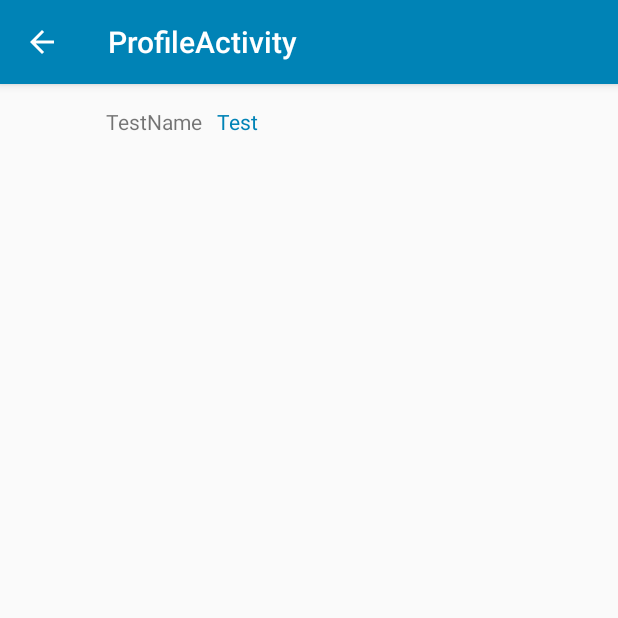
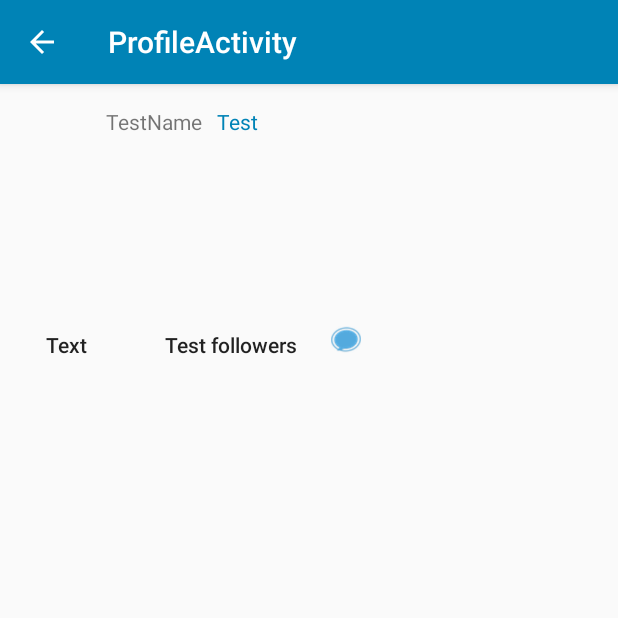
Before and after one commit to jjc3737/JCTweetOn, an Android app: the UserProfileFragment screen opened directly, with no data from a screen before it, on a phone screen of 412 x 824 dp, the top half of it. Run offline under Robolectric (Android 15) with nearby library versions, the phone set to English and light mode, and no system bars; our stand-ins replace ButterKnife; libraries missing offline, so code that uses them is left out: com.loopj.android; pictures from the network do not load; 4 statements that could not run were skipped.

Commit message:
Send direct messages to people done

```diff
--- a/app/src/main/java/com/codepath/apps/tweeton/Activities/TimelineActivity.java
+++ b/app/src/main/java/com/codepath/apps/tweeton/Activities/TimelineActivity.java
@@ -10,12 +10,12 @@ import android.support.v4.app.FragmentPagerAdapter;
 import android.support.v4.view.MenuItemCompat;
 import android.support.v4.view.ViewPager;
 import android.support.v7.app.AppCompatActivity;
+import android.support.v7.widget.SearchView;
 import android.support.v7.widget.Toolbar;
 import android.view.Menu;
 import android.view.MenuItem;
 import android.view.View;
 import android.view.ViewGroup;
-import android.support.v7.widget.SearchView;
 
 import com.astuetz.PagerSlidingTabStrip;
 import com.codepath.apps.tweeton.Fragments.ComposeTweetFragment;
--- a/app/src/main/java/com/codepath/apps/tweeton/Fragments/TweetsListFragment.java
+++ b/app/src/main/java/com/codepath/apps/tweeton/Fragments/TweetsListFragment.java
@@ -126,4 +126,10 @@ public class TweetsListFragment extends Fragment {
         pd.setMessage("Please wait.");
         pd.setCancelable(false);
     }
+
+    @Override
+    public void onDestroyView() {
+        super.onDestroyView();
+        ButterKnife.unbind(this);
+    }
 }
--- a/app/src/main/java/com/codepath/apps/tweeton/Fragments/UserProfileFragment.java
+++ b/app/src/main/java/com/codepath/apps/tweeton/Fragments/UserProfileFragment.java
@@ -1,6 +1,9 @@
 package com.codepath.apps.tweeton.Fragments;
 
+import android.app.DialogFragment;
+import android.content.Context;
 import android.content.Intent;
+import android.content.SharedPreferences;
 import android.os.Bundle;
 import android.support.annotation.Nullable;
 import android.support.v4.app.Fragment;
@@ -8,6 +11,7 @@ import android.view.LayoutInflater;
 import android.view.View;
 import android.view.ViewGroup;
 import android.widget.Button;
+import android.widget.ImageButton;
 import android.widget.ImageView;
 import android.widget.TextView;
 
@@ -46,9 +50,14 @@ public class UserProfileFragment extends Fragment{
     Button following;
     @Bind(R.id.tvTagline)
     TextView tagline;
+    @Bind(R.id.btnDirectMessage)
+    ImageButton directMessage;
 
     static final String USER_SCREENAME_EXTRA = "userScreenName";
     static final String IS_FOLLOWING_EXTRA = "isFollowing";
+    public static SharedPreferences sharedPreferences;
+    public static final String prefName = "MY_SHARED_PREFS";
+    private static final String currentUserScreenName = "CURRENT_USER_SCREEN_NAME";
 
     public static UserProfileFragment newInstance(String screenName) {
         UserProfileFragment profileFramgemt = new UserProfileFragment();
@@ -63,6 +72,9 @@ public class UserProfileFragment extends Fragment{
     public View onCreateView(LayoutInflater inflater, ViewGroup container, Bundle savedInstanceState) {
         View v = inflater.inflate(R.layout.fragment_user_profile, container, false);
         ButterKnife.bind(this, v);
+        client = TwitterApplication.getRestClient();
+        sharedPreferences = getActivity()
+                .getApplicationContext().getSharedPreferences(prefName, Context.MODE_PRIVATE);
         getUserInfo();
 
         followers.setOnClickListener(new View.OnClickListener() {
@@ -85,23 +97,38 @@ public class UserProfileFragment extends Fragment{
             }
         });
 
+        directMessage.setOnClickListener(new View.OnClickListener() {
+            @Override
+            public void onClick(View v) {
+                DialogFragment fragment = ComposeDirectMessage.getInstance(user.getScreenName());
+                fragment.show(getActivity().getFragmentManager(), "Compose Direct Message");
+            }
+        });
+
         return v;
     }
 
     public void getUserInfo() {
-        client = TwitterApplication.getRestClient();
         String screenName = getArguments().getString("screen_name");
+        final String currentUserScreenNameFromShared = sharedPreferences
+                .getString(currentUserScreenName, "");
 
         client.getUserProfile(screenName, new JsonHttpResponseHandler() {
             @Override
             public void onSuccess(int statusCode, Header[] headers, JSONObject response) {
                 user = User.findOrCreate(response);
                 populateProfileHeader(user);
+                if (currentUserScreenNameFromShared.contentEquals(user.getScreenName())) {
+                    directMessage.setVisibility(View.GONE);
+                }
             }
 
             @Override
             public void onFailure(int statusCode, Header[] headers, String responseString, Throwable throwable) {
                 Utils.showToastForException(getActivity());
+                following.setEnabled(false);
+                followers.setEnabled(false);
+                directMessage.setEnabled(false);
             }
         });
     }
--- a/app/src/main/java/com/codepath/apps/tweeton/Utils.java
+++ b/app/src/main/java/com/codepath/apps/tweeton/Utils.java
@@ -77,4 +77,5 @@ public class Utils {
         }
         return cursor;
     }
+
 }
--- a/app/src/main/res/layout/fragment_user_profile.xml
+++ b/app/src/main/res/layout/fragment_user_profile.xml
@@ -57,15 +57,29 @@
             android:layout_height="wrap_content"
             android:id="@+id/btnFollowers"
             style="?android:attr/borderlessButtonStyle"
+            android:text="Text"
             android:textAllCaps="false"
             />
         <Button
             android:layout_width="wrap_content"
             android:layout_height="wrap_content"
-            android:layout_marginLeft="20dp"
+            android:layout_marginLeft="10dp"
             android:id="@+id/btnFollowing"
             style="?android:attr/borderlessButtonStyle"
+            android:text="Test followers"
             android:textAllCaps="false"
+            />
+        <ImageButton
+            android:layout_width="20dp"
+            android:layout_height="20dp"
+            android:id="@+id/btnDirectMessage"
+            android:paddingTop="2dp"
+            android:layout_weight="1"
+            android:scaleType="fitXY"
+            android:baselineAlignBottom="true"
+            android:layout_marginLeft="10dp"
+            android:background="@android:color/transparent"
+            android:src="@drawable/direct_message"
             />
     </LinearLayout>
 
--- a/app/src/main/res/values/strings.xml
+++ b/app/src/main/res/values/strings.xml
@@ -6,10 +6,12 @@
     <string name="title_activity_timeline">Home Timeline</string>
     <string name="title_activity_test">test</string>
     <string name="tweet_hint">What\'s happening?</string>
+    <string name="directMessage_hint">Direct message...</string>
     <string name="tweetButton">Tweet</string>
     <string name="home">Home</string>
     <string name="connect">Connect</string>
     <string name="title_activity_tweet_detail">TweetDetailActivity</string>
+    <string name="sendDM">Send</string>
 
     <!-- TODO: Remove or change this placeholder text -->
     <string name="hello_blank_fragment">Hello blank fragment</string>
```
Also changed, not shown: app/src/main/java/com/codepath/apps/tweeton/Fragments/ComposeDirectMessage.java (added, +121 -0 lines), app/src/main/java/com/codepath/apps/tweeton/Fragments/HomeTimelineFragment.java (+27 -0 lines), app/src/main/java/com/codepath/apps/tweeton/TwitterClient.java (+8 -0 lines), app/src/main/java/com/codepath/apps/tweeton/models/Tweet.java (+3 -6 lines), app/src/main/java/com/codepath/apps/tweeton/models/User.java (+1 -8 lines), app/src/main/res/layout/fragment_direct_message.xml (added, +46 -0 lines), app/src/main/res/drawable-mdpi/direct_message.png (added).
